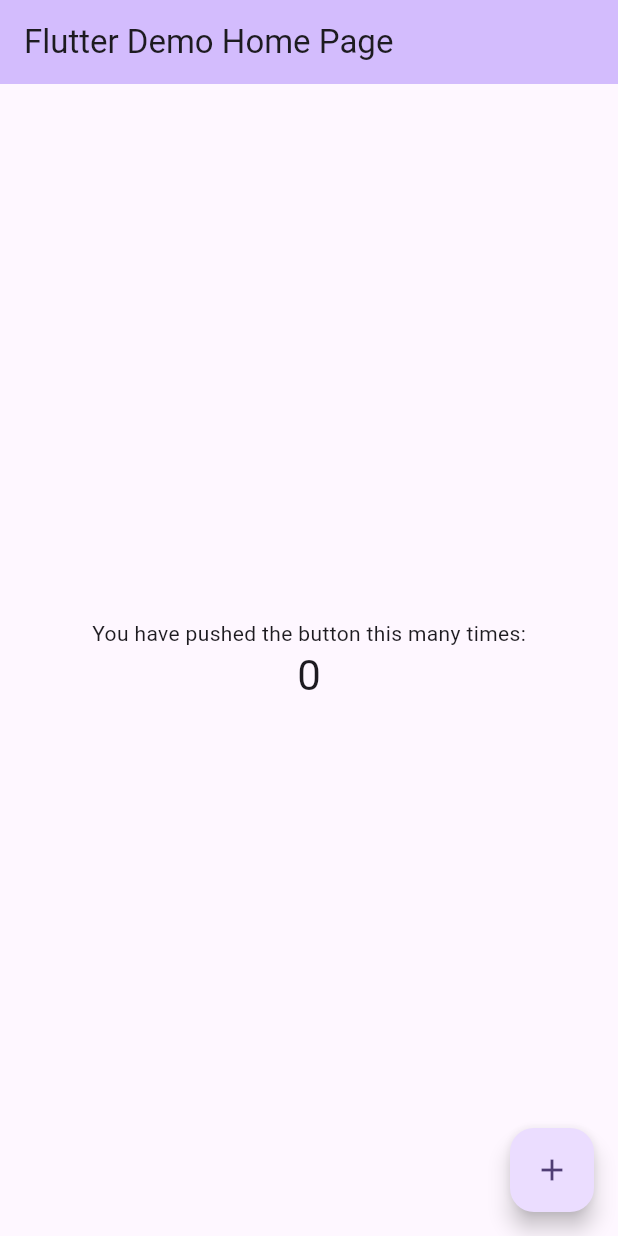
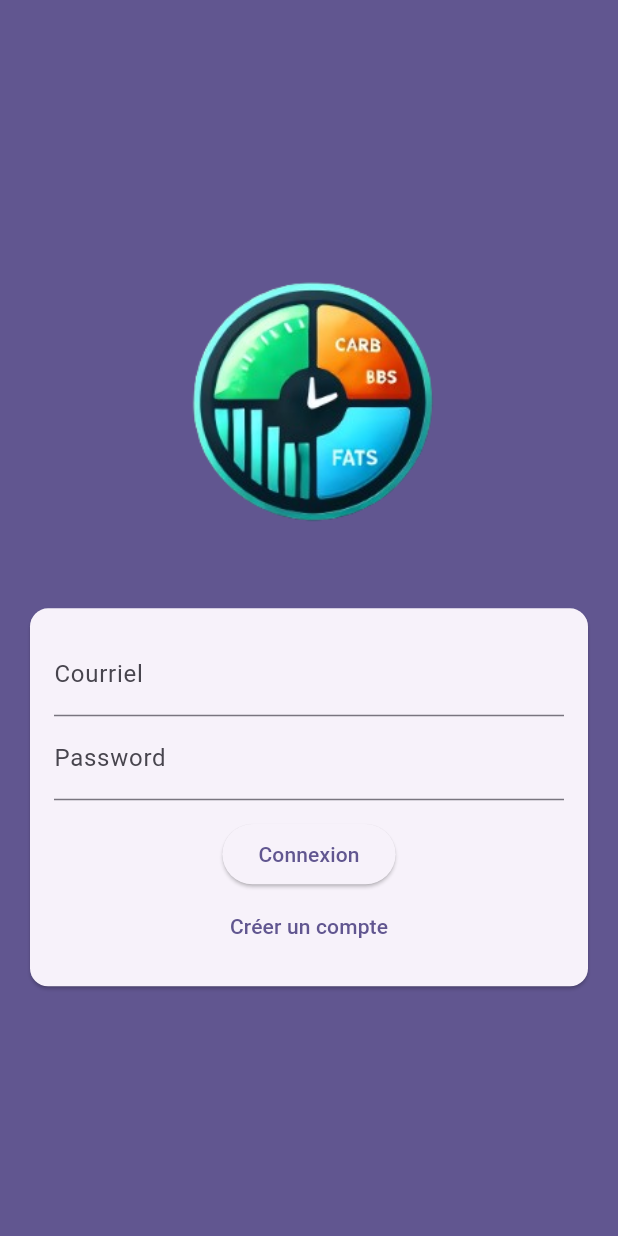
Before and after one commit to AnthonyPageau/Macro-Meter, a Flutter app: the screen it shows after launch, on a phone screen of 412 x 824 dp. Run offline on Flutter 3.47's test engine with Material 3 defaults, Android fonts, the phone set to English and light mode, and no system bars; missing offline and left inert: flutter_regex.

Commit message:
[S1][Feat][Authentification] Permet de rentrer les informations valide pour la connexion

```diff
--- a/lib/main.dart
+++ b/lib/main.dart
@@ -1,125 +1,21 @@
 import 'package:flutter/material.dart';
+import 'package:macro_meter/screens/authentication.dart';
 
 void main() {
-  runApp(const MyApp());
+  runApp(const App());
 }
 
-class MyApp extends StatelessWidget {
-  const MyApp({super.key});
+class App extends StatelessWidget {
+  const App({super.key});
 
-  // This widget is the root of your application.
   @override
   Widget build(BuildContext context) {
     return MaterialApp(
-      title: 'Flutter Demo',
-      theme: ThemeData(
-        // This is the theme of your application.
-        //
-        // TRY THIS: Try running your application with "flutter run". You'll see
-        // the application has a purple toolbar. Then, without quitting the app,
-        // try changing the seedColor in the colorScheme below to Colors.green
-        // and then invoke "hot reload" (save your changes or press the "hot
-        // reload" button in a Flutter-supported IDE, or press "r" if you used
-        // the command line to start the app).
-        //
-        // Notice that the counter didn't reset back to zero; the application
-        // state is not lost during the reload. To reset the state, use hot
-        // restart instead.
-        //
-        // This works for code too, not just values: Most code changes can be
-        // tested with just a hot reload.
-        colorScheme: ColorScheme.fromSeed(seedColor: Colors.deepPurple),
-        useMaterial3: true,
-      ),
-      home: const MyHomePage(title: 'Flutter Demo Home Page'),
-    );
+        title: 'FlutterChat',
+        theme: ThemeData().copyWith(
+          colorScheme: ColorScheme.fromSeed(
+              seedColor: const Color.fromARGB(255, 63, 17, 177)),
+        ),
+        home: AuthenticationScreen());
   }
 }
-
-class MyHomePage extends StatefulWidget {
-  const MyHomePage({super.key, required this.title});
-
-  // This widget is the home page of your application. It is stateful, meaning
-  // that it has a State object (defined below) that contains fields that affect
-  // how it looks.
-
-  // This class is the configuration for the state. It holds the values (in this
-  // case the title) provided by the parent (in this case the App widget) and
-  // used by the build method of the State. Fields in a Widget subclass are
-  // always marked "final".
-
-  final String title;
-
-  @override
-  State<MyHomePage> createState() => _MyHomePageState();
-}
-
-class _MyHomePageState extends State<MyHomePage> {
-  int _counter = 0;
-
-  void _incrementCounter() {
-    setState(() {
-      // This call to setState tells the Flutter framework that something has
-      // changed in this State, which causes it to rerun the build method below
-      // so that the display can reflect the updated values. If we changed
-      // _counter without calling setState(), then the build method would not be
-      // called again, and so nothing would appear to happen.
-      _counter++;
-    });
-  }
-
-  @override
-  Widget build(BuildContext context) {
-    // This method is rerun every time setState is called, for instance as done
-    // by the _incrementCounter method above.
-    //
-    // The Flutter framework has been optimized to make rerunning build methods
-    // fast, so that you can just rebuild anything that needs updating rather
-    // than having to individually change instances of widgets.
-    return Scaffold(
-      appBar: AppBar(
-        // TRY THIS: Try changing the color here to a specific color (to
-        // Colors.amber, perhaps?) and trigger a hot reload to see the AppBar
-        // change color while the other colors stay the same.
-        backgroundColor: Theme.of(context).colorScheme.inversePrimary,
-        // Here we take the value from the MyHomePage object that was created by
-        // the App.build method, and use it to set our appbar title.
-        title: Text(widget.title),
-      ),
-      body: Center(
-        // Center is a layout widget. It takes a single child and positions it
-        // in the middle of the parent.
-        child: Column(
-          // Column is also a layout widget. It takes a list of children and
-          // arranges them vertically. By default, it sizes itself to fit its
-          // children horizontally, and tries to be as tall as its parent.
-          //
-          // Column has various properties to control how it sizes itself and
-          // how it positions its children. Here we use mainAxisAlignment to
-          // center the children vertically; the main axis here is the vertical
-          // axis because Columns are vertical (the cross axis would be
-          // horizontal).
-          //
-          // TRY THIS: Invoke "debug painting" (choose the "Toggle Debug Paint"
-          // action in the IDE, or press "p" in the console), to see the
-          // wireframe for each widget.
-          mainAxisAlignment: MainAxisAlignment.center,
-          children: <Widget>[
-            const Text(
-              'You have pushed the button this many times:',
-            ),
-            Text(
-              '$_counter',
-              style: Theme.of(context).textTheme.headlineMedium,
-            ),
-          ],
-        ),
-      ),
-      floatingActionButton: FloatingActionButton(
-        onPressed: _incrementCounter,
-        tooltip: 'Increment',
-        child: const Icon(Icons.add),
-      ), // This trailing comma makes auto-formatting nicer for build methods.
-    );
-  }
-}
--- /dev/null
+++ b/lib/screens/authentication.dart
@@ -0,0 +1,119 @@
+import 'package:flutter/material.dart';
+import 'package:flutter_regex/flutter_regex.dart';
+
+class AuthenticationScreen extends StatefulWidget {
+  const AuthenticationScreen({super.key});
+
+  @override
+  State<StatefulWidget> createState() {
+    return _AuthenticationScreenState();
+  }
+}
+
+class _AuthenticationScreenState extends State<AuthenticationScreen> {
+  final _form = GlobalKey<FormState>();
+
+  var _enteredEmail = "";
+  var _enteredPassword = "";
+  var _isLogin = true;
+
+  void _submit() {
+    final isValid = _form.currentState!.validate();
+
+    if (isValid) {
+      _form.currentState!.save();
+    }
+  }
+
+  @override
+  Widget build(BuildContext context) {
+    return Scaffold(
+      backgroundColor: Theme.of(context).colorScheme.primary,
+      body: Center(
+        child: SingleChildScrollView(
+          child: Column(
+            mainAxisAlignment: MainAxisAlignment.center,
+            children: [
+              Container(
+                margin: const EdgeInsets.only(
+                  top: 30,
+                  bottom: 20,
+                  left: 20,
+                  right: 20,
+                ),
+                width: 200,
+                child: Image.asset("assets/images/logo.png"),
+              ),
+              Card(
+                margin: const EdgeInsets.all(20),
+                child: SingleChildScrollView(
+                  child: Padding(
+                    padding: const EdgeInsets.all(16),
+                    child: Form(
+                      key: _form,
+                      child: Column(
+                        mainAxisSize: MainAxisSize.min,
+                        children: [
+                          TextFormField(
+                            decoration: InputDecoration(labelText: "Courriel"),
+                            keyboardType: TextInputType.emailAddress,
+                            autocorrect: false,
+                            textCapitalization: TextCapitalization.none,
+                            validator: (value) {
+                              if (value == null ||
+                                  value.trim().isEmpty ||
+                                  !value.isEmail(supportTopLevelDomain: true)) {
+                                return "Veuillez rentrer une adresse courielle valide";
+                              }
+
+                              return null;
+                            },
+                            onSaved: (value) {
+                              _enteredEmail = value!;
+                            },
+                          ),
+                          TextFormField(
+                            decoration:
+                                const InputDecoration(labelText: "Password"),
+                            obscureText: true,
+                            validator: (value) {
+                              if (value == null || value.trim().length < 6) {
+                                return "Le mot de passe doit contenir au minimum 6 caractères";
+                              }
+
+                              return null;
+                            },
+                            onSaved: (value) {
+                              _enteredPassword = value!;
+                            },
+                          ),
+                          const SizedBox(
+                            height: 12,
+                          ),
+                          ElevatedButton(
+                            onPressed: _submit,
+                            child: Text(_isLogin ? "Connexion" : "Créer"),
+                          ),
+                          TextButton(
+                            onPressed: () {
+                              setState(() {
+                                _isLogin = !_isLogin;
+                              });
+                            },
+                            child: Text(_isLogin
+                                ? "Créer un compte"
+                                : "J'ai déjà un compte"),
+                          )
+                        ],
+                      ),
+                    ),
+                  ),
+                ),
+              )
+            ],
+          ),
+        ),
+      ),
+    );
+  }
+}
--- a/pubspec.yaml
+++ b/pubspec.yaml
@@ -28,6 +28,7 @@ environment:
 # the latest version available on pub.dev. To see which dependencies have newer
 # versions available, run `flutter pub outdated`.
 dependencies:
+  flutter_regex: ^0.0.3
   flutter:
     sdk: flutter
 
@@ -58,9 +59,8 @@ flutter:
   uses-material-design: true
 
   # To add assets to your application, add an assets section, like this:
-  # assets:
-  #   - images/a_dot_burr.jpeg
-  #   - images/a_dot_ham.jpeg
+  assets:
+    - assets/images/logo.png
 
   # An image asset can refer to one or more resolution-specific "variants", see
   # https://flutter.dev/to/resolution-aware-images
```
Also changed, not shown: assets/images/logo.png (added), pubspec.lock.
